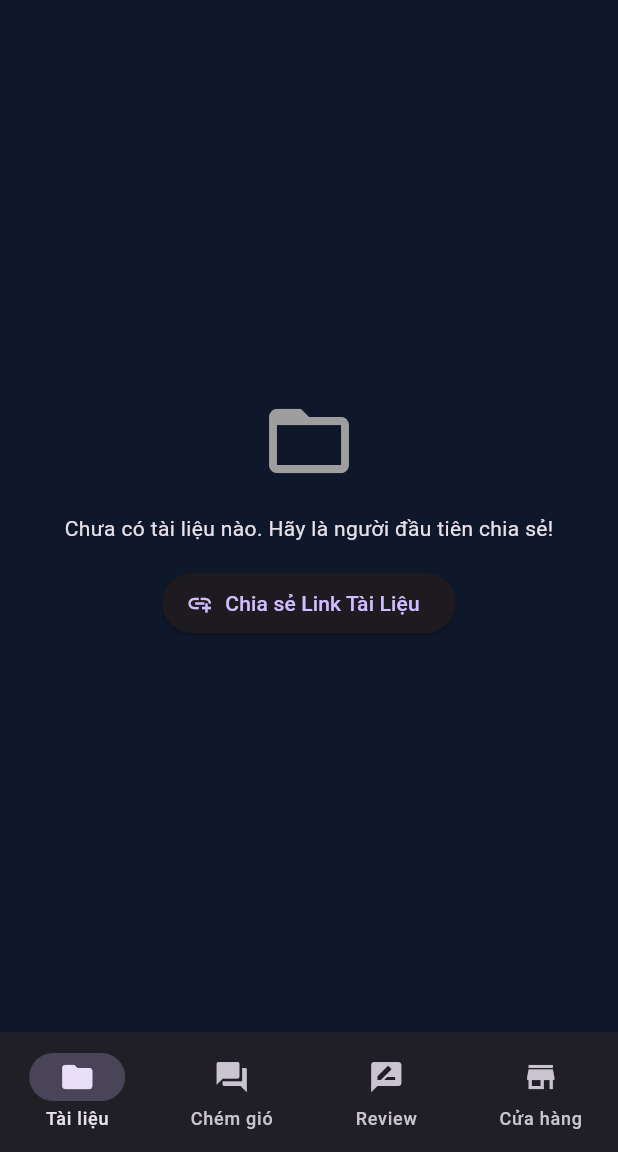
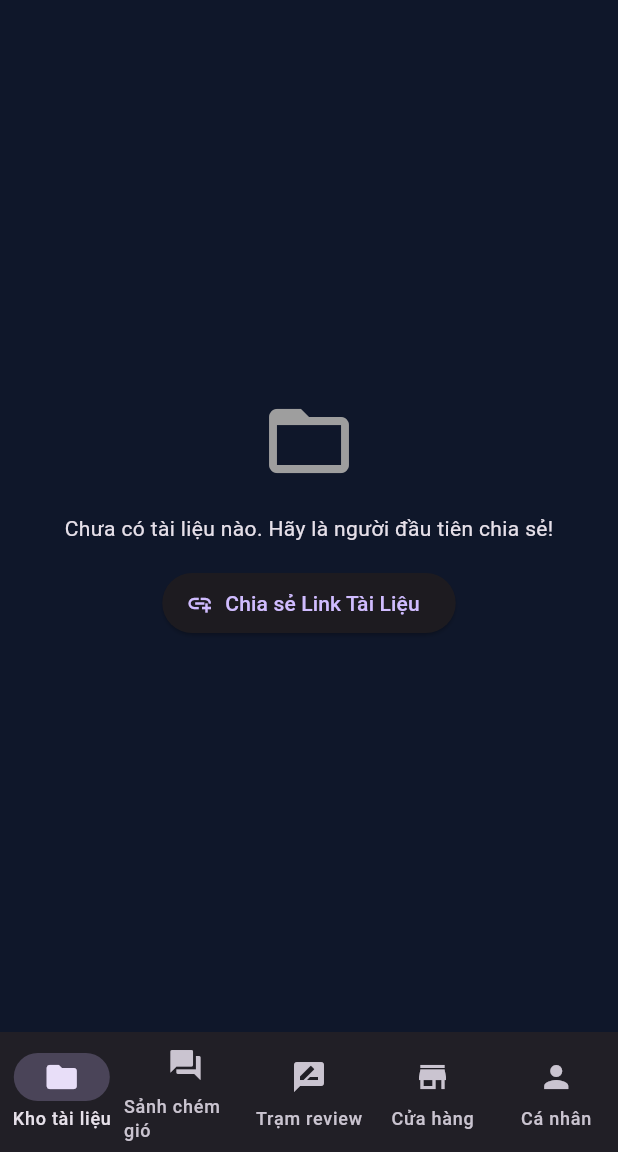
Before and after one commit to Narturn/24CT1-Tran_Hoang_Giao, a Flutter app: the screen it shows once a user with an empty profile is signed in, after a tap on the "logout" icon, on a phone screen of 412 x 824 dp, the part 84-1236 px from its top. Run offline on Flutter 3.47's test engine with Material 3 defaults, Android fonts, the phone set to English and light mode, and no system bars; our stand-ins replace cloud_firestore, firebase_auth, firebase_core; accounts and stored records are empty.

Commit message:
update demo: profile

```diff
--- a/lib/views/dashboard_view.dart
+++ b/lib/views/dashboard_view.dart
@@ -6,6 +6,7 @@ import 'documents_view.dart';
 import 'forum_view.dart';
 import 'reviews_view.dart';
 import 'store_view.dart';
+import 'profile_view.dart';
 
 class DashboardView extends StatefulWidget {
   const DashboardView({super.key});
@@ -25,6 +26,7 @@ class _DashboardViewState extends State<DashboardView> {
       ForumView(),
       ReviewsView(),
       StoreView(),
+      ProfileView(),
     ];
 
     return StreamBuilder<UserModel?>(
@@ -71,10 +73,11 @@ class _DashboardViewState extends State<DashboardView> {
             selectedIndex: _index,
             onDestinationSelected: (value) => setState(() => _index = value),
             destinations: const [
-              NavigationDestination(icon: Icon(Icons.folder), label: 'Tài liệu'),
-              NavigationDestination(icon: Icon(Icons.forum), label: 'Chém gió'),
-              NavigationDestination(icon: Icon(Icons.rate_review), label: 'Review'),
+              NavigationDestination(icon: Icon(Icons.folder), label: 'Kho tài liệu'),
+              NavigationDestination(icon: Icon(Icons.forum), label: 'Sảnh chém gió'),
+              NavigationDestination(icon: Icon(Icons.rate_review), label: 'Trạm review'),
               NavigationDestination(icon: Icon(Icons.store), label: 'Cửa hàng'),
+              NavigationDestination(icon: Icon(Icons.person), label: 'Cá nhân'),
             ],
           ),
         );
--- /dev/null
+++ b/lib/views/profile_view.dart
@@ -0,0 +1,85 @@
+import 'package:flutter/material.dart';
+import '../models/user_model.dart';
+import '../services/auth_service.dart';
+import '../services/database_service.dart';
+
+class ProfileView extends StatelessWidget {
+  const ProfileView({super.key});
+
+  @override
+  Widget build(BuildContext context) {
+    final db = DatabaseService();
+
+    return StreamBuilder<UserModel?>(
+      stream: db.userStream(),
+      builder: (context, snapshot) {
+        if (!snapshot.hasData) return const Center(child: CircularProgressIndicator());
+        final user = snapshot.data!;
+
+        return ListView(
+          padding: const EdgeInsets.all(16),
+          children: [
+            // Avatar & Tên
+            Center(
+              child: Column(
+                children: [
+                  CircleAvatar(
+                    radius: 40,
+                    backgroundColor: Colors.amber,
+                    child: Text(
+                      user.name.isNotEmpty ? user.name[0].toUpperCase() : 'U',
+                      style: const TextStyle(fontSize: 32, fontWeight: FontWeight.bold, color: Colors.black),
+                    ),
+                  ),
+                  const SizedBox(height: 12),
+                  Text(user.name, style: const TextStyle(fontSize: 20, fontWeight: FontWeight.bold)),
+                  Text('${user.msv} • ${user.university}', style: const TextStyle(color: Colors.grey)),
+                ],
+              ),
+            ),
+            const SizedBox(height: 24),
+
+            // Thẻ Điểm tích lũy
+            Card(
+              child: ListTile(
+                leading: const Icon(Icons.stars, color: Colors.amber, size: 32),
+                title: const Text('Điểm tích lũy'),
+                trailing: Text('${user.points} pts', style: const TextStyle(fontSize: 18, fontWeight: FontWeight.bold, color: Colors.amber)),
+              ),
+            ),
+            const SizedBox(height: 16),
+
+            // Kho vật phẩm trang trí đã sở hữu
+            const Text('Kho trang trí của tôi', style: TextStyle(fontWeight: FontWeight.bold, fontSize: 16)),
+            const SizedBox(height: 8),
+            user.inventory.isEmpty
+                ? const Card(
+                    child: Padding(
+                      padding: EdgeInsets.all(16.0),
+                      child: Text('Chưa có vật phẩm nào. Hãy ghé Cửa hàng để đổi quà!', style: TextStyle(color: Colors.grey)),
+                    ),
+                  )
+                : Wrap(
+                    spacing: 8,
+                    children: user.inventory
+                        .map((item) => Chip(
+                              avatar: const Icon(Icons.military_tech, color: Colors.amber),
+                              label: Text(item),
+                            ))
+                        .toList(),
+                  ),
+            const SizedBox(height: 32),
+
+            // Nút Đăng xuất
+            OutlinedButton.icon(
+              style: OutlinedButton.styleFrom(foregroundColor: Colors.red, side: const BorderSide(color: Colors.red)),
+              onPressed: () => AuthService().signOut(),
+              icon: const Icon(Icons.logout),
+              label: const Text('Đăng xuất tài khoản'),
+            ),
+          ],
+        );
+      },
+    );
+  }
+}
--- a/lib/views/reviews_view.dart
+++ b/lib/views/reviews_view.dart
@@ -27,16 +27,16 @@ class _ReviewsViewState extends State<ReviewsView> {
           children: [
             TextField(
               controller: targetController,
-              decoration: const InputDecoration(labelText: 'Tên Tên Môn / Giảng viên'),
+              decoration: const InputDecoration(labelText: 'Tên bài review'),
             ),
             const SizedBox(height: 8),
             DropdownButtonFormField<String>(
               value: category,
               items: const [
-                DropdownMenuItem(value: 'Môn học', child: Text('Môn học')),
-                DropdownMenuItem(value: 'Giảng viên', child: Text('Giảng viên')),
+                DropdownMenuItem(value: 'Trong trường', child: Text('Trong trường')),
+                DropdownMenuItem(value: 'Ngoài trường', child: Text('Ngoài trường')),
               ],
-              onChanged: (val) => category = val ?? 'Môn học',
+              onChanged: (val) => category = val ?? 'Trong trường',
             ),
             const SizedBox(height: 8),
             TextField(
@@ -83,7 +83,27 @@ class _ReviewsViewState extends State<ReviewsView> {
           if (!snapshot.hasData) return const Center(child: CircularProgressIndicator());
           final reviews = snapshot.data!;
 
-          return ListView.builder(
+          return Column(
+            children: [
+              // Thanh lọc Hashtag
+              SingleChildScrollView(
+                scrollDirection: Axis.horizontal,
+                padding: const EdgeInsets.symmetric(horizontal: 12, vertical: 8),
+                child: Row(
+                  children: [
+                    FilterChip(label: const Text('Tất cả'), selected: true, onSelected: (_) {}),
+                    const SizedBox(width: 8),
+                    FilterChip(label: const Text('#MonHoc'), selected: false, onSelected: (_) {}),
+                    const SizedBox(width: 8),
+                    FilterChip(label: const Text('#GiangVien'), selected: false, onSelected: (_) {}),
+                    const SizedBox(width: 8),
+                    FilterChip(label: const Text('#QuanAnNearCampus'), selected: false, onSelected: (_) {}),
+                  ],
+                ),
+              ),
+              // Danh sách review nằm trong Expanded
+              Expanded(
+                child: ListView.builder(
                   itemCount: reviews.length,
                   padding: const EdgeInsets.all(12),
                   itemBuilder: (context, index) {
@@ -97,6 +117,9 @@ class _ReviewsViewState extends State<ReviewsView> {
                       ),
                     );
                   },
+                ),
+              ),
+            ],
           );
         },
       ),
```
Lines whose indentation alone changed are shown as unchanged.
